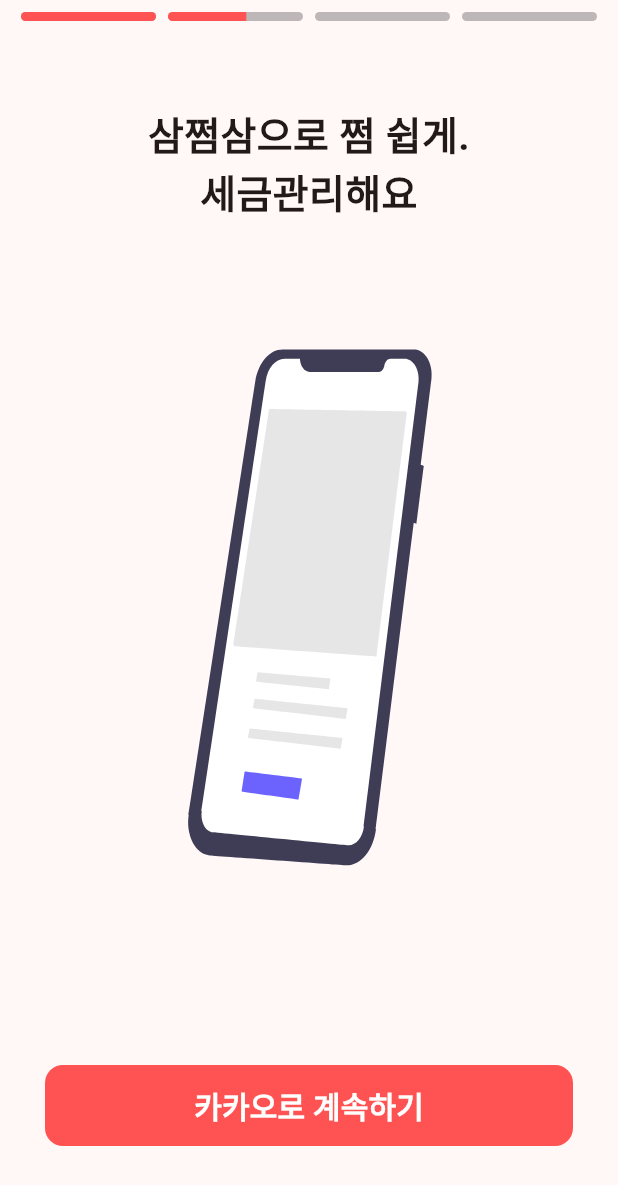
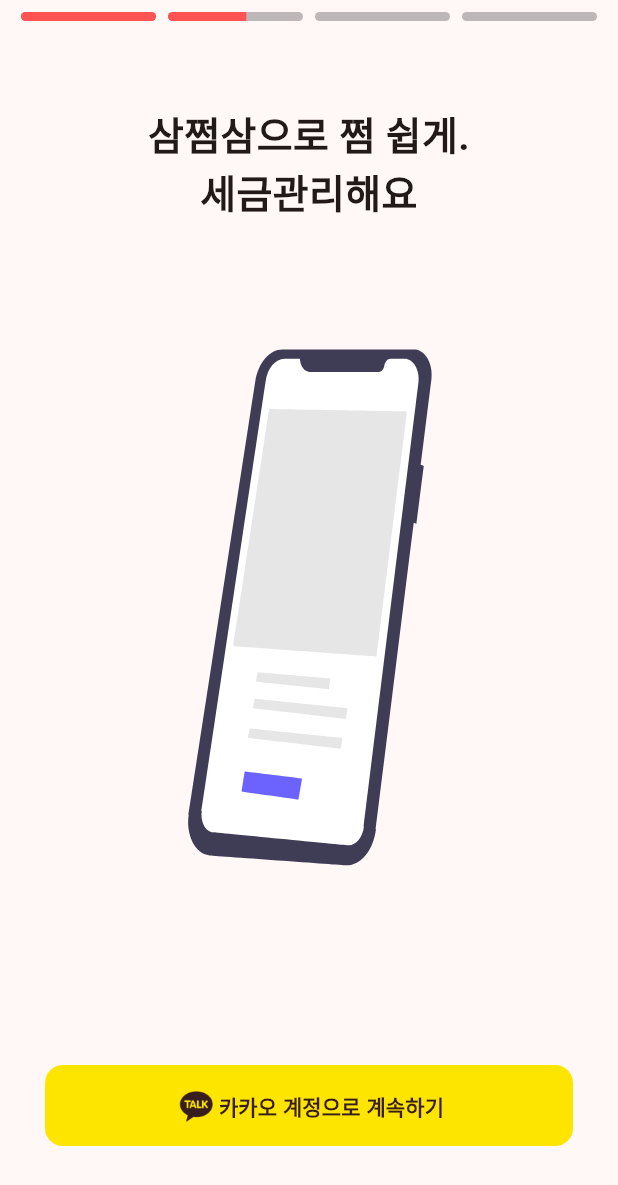
Before and after one commit to azqazq195/car-action, a Flutter app: the screen it shows after launch, on a phone screen of 412 x 824 dp. Shown: the top 1185 px of the screen. Run offline on Flutter 3.47's test engine with Material 2 defaults, Android fonts, the phone set to English and light mode, and no system bars; drawn by our look-alikes of carousel_slider; our stand-ins replace lottie.

Commit message:
refactor: 로그인 버튼 -> 카카카오 로그인 버튼

```diff
--- a/frontend/lib/on_board/components/custom_button.dart
+++ /dev/null
@@ -1,36 +0,0 @@
-import 'package:flutter/material.dart';
-
-class CustomButton extends StatelessWidget {
-  final VoidCallback onPressed;
-  final String text;
-
-  const CustomButton({super.key, required this.onPressed, required this.text});
-
-  @override
-  Widget build(BuildContext context) {
-    return SizedBox(
-      width: double.infinity,
-      height: 54,
-      child: TextButton(
-        onPressed: onPressed,
-        style: ButtonStyle(
-          foregroundColor: MaterialStateProperty.all<Color>(Colors.white),
-          backgroundColor: MaterialStateProperty.all<Color>(Colors.redAccent),
-          overlayColor: MaterialStateProperty.all<Color>(Colors.transparent),
-          shape: MaterialStateProperty.all<RoundedRectangleBorder>(
-            RoundedRectangleBorder(
-              borderRadius: BorderRadius.circular(12.0),
-            ),
-          ),
-        ),
-        child: Text(
-          text,
-          style: const TextStyle(
-            fontWeight: FontWeight.bold,
-            fontSize: 20,
-          ),
-        ),
-      ),
-    );
-  }
-}
--- /dev/null
+++ b/frontend/lib/on_board/components/kakao_login_button.dart
@@ -0,0 +1,44 @@
+import 'package:flutter/material.dart';
+
+class KakaoLoginButton extends StatelessWidget {
+  const KakaoLoginButton({super.key});
+
+  @override
+  Widget build(BuildContext context) {
+    return SizedBox(
+      width: double.infinity,
+      height: 54,
+      child: TextButton(
+        onPressed: () {},
+        style: ButtonStyle(
+          foregroundColor: MaterialStateProperty.all<Color>(Colors.white),
+          backgroundColor:
+              MaterialStateProperty.all<Color>(const Color(0xFFFEE500)),
+          overlayColor: MaterialStateProperty.all<Color>(Colors.transparent),
+          shape: MaterialStateProperty.all<RoundedRectangleBorder>(
+            RoundedRectangleBorder(
+              borderRadius: BorderRadius.circular(12.0),
+            ),
+          ),
+        ),
+        child: Row(
+          mainAxisAlignment: MainAxisAlignment.center,
+          children: [
+            Image.asset(
+              "assets/images/kakao_logo.png",
+              height: 30,
+            ),
+            const Text(
+              "카카오 계정으로 계속하기",
+              style: TextStyle(
+                fontFamily: 'NotoSans',
+                fontWeight: FontWeight.bold,
+                color: Color(0xFF371d1e),
+              ),
+            ),
+          ],
+        ),
+      ),
+    );
+  }
+}
--- a/frontend/lib/on_board/on_boarding_screen.dart
+++ b/frontend/lib/on_board/on_boarding_screen.dart
@@ -3,7 +3,7 @@ import 'dart:async';
 import 'package:carousel_slider/carousel_slider.dart';
 import 'package:flutter/material.dart';
 import 'package:frontend/on_board/components/animated_text.dart';
-import 'package:frontend/on_board/components/custom_button.dart';
+import 'package:frontend/on_board/components/kakao_login_button.dart';
 import 'package:frontend/on_board/components/progress_bar.dart';
 import 'package:frontend/on_board/on_board.dart';
 import 'package:lottie/lottie.dart';
@@ -102,12 +102,9 @@ class _OnBoardScreenState extends State<OnBoardScreen>
                 ),
               ),
             ),
-            Padding(
-              padding: const EdgeInsets.fromLTRB(30, 88, 30, 60),
-              child: CustomButton(
-                onPressed: () {},
-                text: '카카오로 계속하기',
-              ),
+            const Padding(
+              padding: EdgeInsets.fromLTRB(30, 88, 30, 60),
+              child: KakaoLoginButton(),
             ),
           ],
         ),
```
